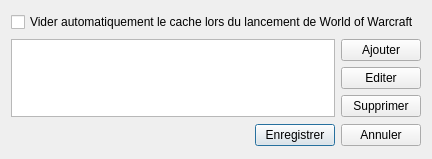
The window that fenoptions.ui (Zxb12/EasyRealm) describes before a commit, drawn with Qt 5.
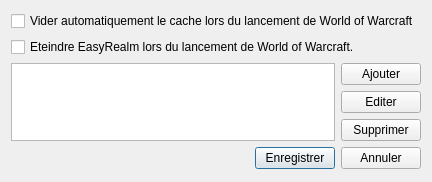
The same window after the commit. Icons and pictures are not drawn.

Commit message: Ajout de la possibilite d'eteindre EasyRealm au lancement de WoW. Corrections sur les traductions et sur des chaines de caracteres dans le code.

```diff
--- a/fenoptions.ui
+++ b/fenoptions.ui
@@ -7,7 +7,7 @@
     <x>0</x>
     <y>0</y>
     <width>432</width>
-    <height>159</height>
+    <height>182</height>
    </rect>
   </property>
   <property name="windowTitle">
@@ -21,7 +21,7 @@
      </property>
     </widget>
    </item>
-   <item row="2" column="0">
+   <item row="3" column="0">
     <layout class="QHBoxLayout" name="horizontalLayout">
      <item>
       <spacer name="horizontalSpacer">
@@ -60,9 +60,9 @@
      </item>
     </layout>
    </item>
-   <item row="1" column="0">
+   <item row="2" column="0">
     <layout class="QGridLayout" name="gridLayout">
-     <item row="2" column="1">
+     <item row="3" column="1">
       <widget class="QPushButton" name="ui_btnAjouter">
        <property name="text">
         <string>Ajouter</string>
@@ -73,7 +73,7 @@
        </property>
       </widget>
      </item>
-     <item row="3" column="1">
+     <item row="4" column="1">
       <widget class="QPushButton" name="ui_btnEditer">
        <property name="text">
         <string>Editer</string>
@@ -84,7 +84,7 @@
        </property>
       </widget>
      </item>
-     <item row="4" column="1">
+     <item row="5" column="1">
       <widget class="QPushButton" name="ui_btnSupprimer">
        <property name="text">
         <string>Supprimer</string>
@@ -95,11 +95,18 @@
        </property>
       </widget>
      </item>
-     <item row="2" column="0" rowspan="3">
+     <item row="3" column="0" rowspan="3">
       <widget class="QListWidget" name="ui_listeDossiers"/>
      </item>
     </layout>
    </item>
+   <item row="1" column="0">
+    <widget class="QCheckBox" name="ui_eteindreER">
+     <property name="text">
+      <string>Eteindre EasyRealm lors du lancement de World of Warcraft.</string>
+     </property>
+    </widget>
+   </item>
   </layout>
  </widget>
  <resources>
```
The commit also changes 5 other files.
